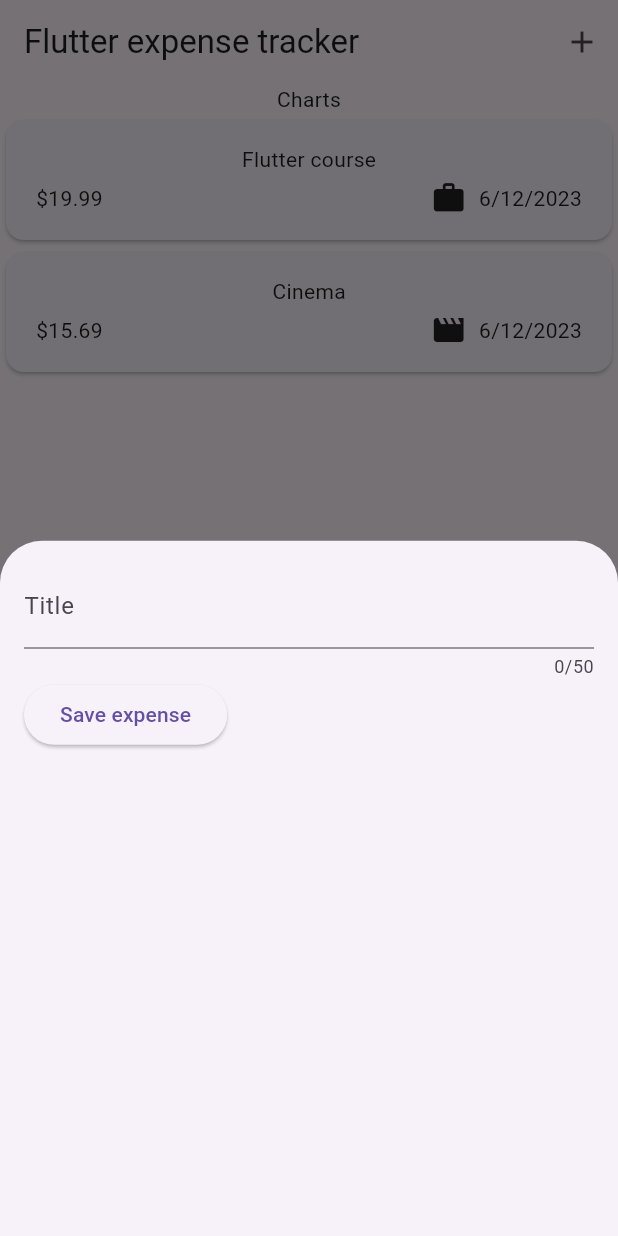
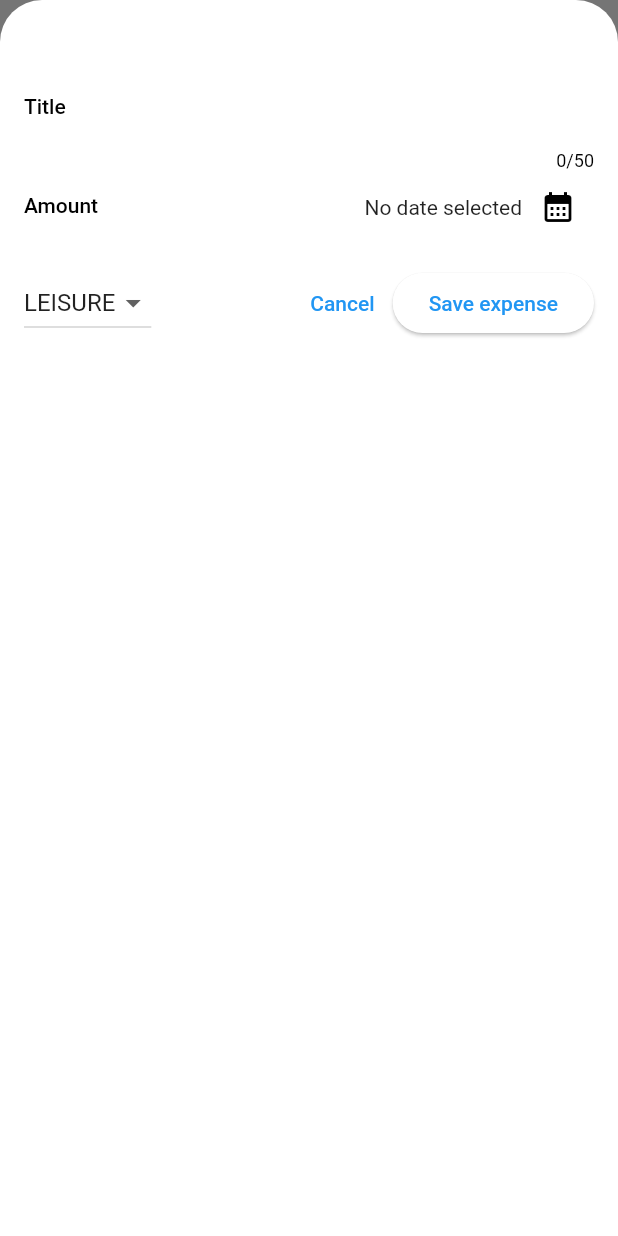
Before and after one commit to zebedal/expense_tracker, a Flutter app: the screen it shows after launch, after a tap on the "add" icon, on a phone screen of 412 x 824 dp. Run offline on Flutter 3.47's test engine with Material 2 defaults, Android fonts, the phone set to English and light mode, and no system bars.

```diff
--- a/lib/main.dart
+++ b/lib/main.dart
@@ -5,7 +5,9 @@ import 'package:expense_tracker/widgets/expenses.dart';
 void main() {
   runApp(
     MaterialApp(
-      theme: ThemeData(useMaterial3: true),
+      theme: ThemeData().copyWith(
+          useMaterial3: true,
+          scaffoldBackgroundColor: Color.fromARGB(255, 212, 192, 214)),
       home: Expenses(),
     ),
   );
--- a/lib/widgets/expenses.dart
+++ b/lib/widgets/expenses.dart
@@ -6,6 +6,7 @@ import '../models/expense.dart';
 
 class Expenses extends StatefulWidget {
   const Expenses({super.key});
+
   @override
   State<Expenses> createState() {
     return _ExpensesState();
@@ -15,36 +16,86 @@ class Expenses extends StatefulWidget {
 class _ExpensesState extends State<Expenses> {
   final List<Expense> _registeredExpenses = [
     Expense(
-        title: 'Flutter course',
+      title: 'Flutter Course',
       amount: 19.99,
       date: DateTime.now(),
-        category: Category.work),
+      category: Category.work,
+    ),
     Expense(
       title: 'Cinema',
       amount: 15.69,
       date: DateTime.now(),
-        category: Category.leisure),
+      category: Category.leisure,
+    ),
   ];
 
   void _openAddExpenseOverlay() {
-    showModalBottomSheet(context: context, builder: (ctx) => NewExpense());
+    showModalBottomSheet(
+      isScrollControlled: true,
+      context: context,
+      builder: (ctx) => NewExpense(addExpense: _addExpense),
+    );
+  }
+
+  void _addExpense(Expense expense) {
+    setState(() {
+      _registeredExpenses.add(expense);
+    });
+  }
+
+  void _removeExpense(Expense expense) {
+    final expenseIndex = _registeredExpenses.indexOf(expense);
+    setState(() {
+      _registeredExpenses.remove(expense);
+    });
+    ScaffoldMessenger.of(context).clearSnackBars();
+    ScaffoldMessenger.of(context).showSnackBar(
+      SnackBar(
+        duration: const Duration(seconds: 3),
+        content: const Text('Expense deleted.'),
+        action: SnackBarAction(
+          label: 'Undo',
+          onPressed: () {
+            setState(() {
+              _registeredExpenses.insert(expenseIndex, expense);
+            });
+          },
+        ),
+      ),
+    );
   }
 
   @override
   Widget build(BuildContext context) {
+    Widget mainContent = const Center(
+      child: Text('No expenses found. Start adding some!'),
+    );
+
+    if (_registeredExpenses.isNotEmpty) {
+      mainContent = ExpensesList(
+        expenses: _registeredExpenses,
+        removeExpense: _removeExpense,
+      );
+    }
+
     return Scaffold(
       appBar: AppBar(
-          title: const Text('Flutter expense tracker'),
+        title: const Text('Flutter ExpenseTracker'),
         actions: [
           IconButton(
-                onPressed: _openAddExpenseOverlay, icon: const Icon(Icons.add))
+            onPressed: _openAddExpenseOverlay,
+            icon: const Icon(Icons.add),
+          ),
         ],
       ),
       body: Column(
         children: [
-            const Text('Charts'),
-            ExpensesList(expenses: _registeredExpenses),
+          const Text('The chart'),
+          Expanded(
+            child: mainContent,
+          ),
         ],
-        ));
+      ),
+    );
   }
 }
--- a/lib/widgets/expenses_list/expenses_list.dart
+++ b/lib/widgets/expenses_list/expenses_list.dart
@@ -4,16 +4,22 @@ import 'package:flutter/widgets.dart';
 import '../../models/expense.dart';
 
 class ExpensesList extends StatelessWidget {
-  ExpensesList({super.key, required this.expenses});
+  ExpensesList(
+      {super.key, required this.expenses, required this.removeExpense});
 
   final List<Expense> expenses;
+  final void Function(Expense expense) removeExpense;
 
   @override
   Widget build(BuildContext context) {
-    return Expanded(
-        child: ListView.builder(
+    return ListView.builder(
       itemCount: expenses.length,
-      itemBuilder: (ctx, index) => ExpenseItem(expenses[index]),
-    ));
+      itemBuilder: (ctx, index) => Dismissible(
+          onDismissed: (direction) {
+            removeExpense(expenses[index]);
+          },
+          key: ValueKey(expenses[index]),
+          child: ExpenseItem(expenses[index])),
+    );
   }
 }
--- a/lib/widgets/new_expense.dart
+++ b/lib/widgets/new_expense.dart
@@ -1,8 +1,15 @@
 import 'package:flutter/cupertino.dart';
 import 'package:flutter/material.dart';
+import 'package:intl/intl.dart';
+
+import '../models/expense.dart';
+
+final formatter = DateFormat.yMd();
 
 class NewExpense extends StatefulWidget {
-  NewExpense({super.key});
+  NewExpense({super.key, required this.addExpense});
+
+  final void Function(Expense expense) addExpense;
 
   @override
   State<NewExpense> createState() {
@@ -12,17 +19,66 @@ class NewExpense extends StatefulWidget {
 
 class _NewExpense extends State<NewExpense> {
   final _titleController = TextEditingController();
+  final _amountController = TextEditingController();
+  DateTime? _selectedDate;
+  Category _selectedCategory = Category.leisure;
+
+  void _presentDatePicker() async {
+    final now = DateTime.now();
+    final firstDate = DateTime(now.year - 1, now.month, now.day);
+
+    final picketDate = await showDatePicker(
+        context: context,
+        initialDate: now,
+        firstDate: firstDate,
+        lastDate: now);
+
+    setState(() {
+      _selectedDate = picketDate;
+    });
+  }
 
   @override
   void dispose() {
     _titleController.dispose();
+    _amountController.dispose();
     super.dispose();
+  }
+
+  void _submitExpenseData() {
+    final enteredAmount = double.tryParse(_amountController.text);
+    final amountIsInvalid = enteredAmount == null || enteredAmount <= 0;
+    if (_titleController.text.trim().isEmpty ||
+        amountIsInvalid ||
+        _selectedDate == null) {
+      showDialog(
+          context: context,
+          builder: (ctx) => AlertDialog(
+                title: Text('Invalid input'),
+                content: Text(
+                    'Please make sure a valid title, amount and date was entered'),
+                actions: [
+                  TextButton(
+                      onPressed: () {
+                        Navigator.pop(ctx);
+                      },
+                      child: Text('Okay'))
+                ],
+              ));
+      return;
+    }
+    widget.addExpense(Expense(
+        title: _titleController.text,
+        amount: enteredAmount,
+        date: _selectedDate!,
+        category: _selectedCategory));
+    Navigator.pop(context);
   }
 
   @override
   Widget build(BuildContext context) {
     return Padding(
-      padding: EdgeInsets.all(16),
+      padding: EdgeInsets.fromLTRB(16, 48, 16, 16),
       child: Column(
         children: [
           TextField(
@@ -32,11 +88,56 @@ class _NewExpense extends State<NewExpense> {
           ),
           Row(
             children: [
+              Expanded(
+                child: TextField(
+                  controller: _amountController,
+                  decoration:
+                      InputDecoration(prefixText: '\$ ', label: Text('Amount')),
+                  keyboardType: TextInputType.number,
+                ),
+              ),
+              Expanded(
+                child: Row(
+                  mainAxisAlignment: MainAxisAlignment.end,
+                  crossAxisAlignment: CrossAxisAlignment.center,
+                  children: [
+                    Text(_selectedDate == null
+                        ? 'No date selected'
+                        : formatter.format(_selectedDate!)),
+                    IconButton(
+                        onPressed: _presentDatePicker,
+                        icon: Icon(Icons.calendar_month))
+                  ],
+                ),
+              )
+            ],
+          ),
+          SizedBox(height: 16),
+          Row(
+            children: [
+              DropdownButton(
+                  value: _selectedCategory,
+                  items: Category.values
+                      .map((category) => DropdownMenuItem(
+                          value: category,
+                          child: Text(category.name.toUpperCase())))
+                      .toList(),
+                  onChanged: (value) {
+                    if (value == null) {
+                      return;
+                    }
+                    setState(() {
+                      _selectedCategory = value;
+                    });
+                  }),
+              Spacer(),
+              TextButton(
+                  onPressed: () {
+                    Navigator.pop(context);
+                  },
+                  child: Text('Cancel')),
               ElevatedButton(
-                  onPressed: () {
-                    print(_titleController.value);
-                  },
-                  child: Text('Save expense'))
+                  onPressed: _submitExpenseData, child: Text('Save expense'))
             ],
           )
         ],
```
Lines whose indentation alone changed are shown as unchanged.
